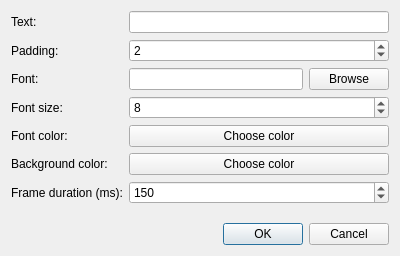
First picture: the form in text_dialog.ui, repository FilePhil/blinkgui, before the edit.
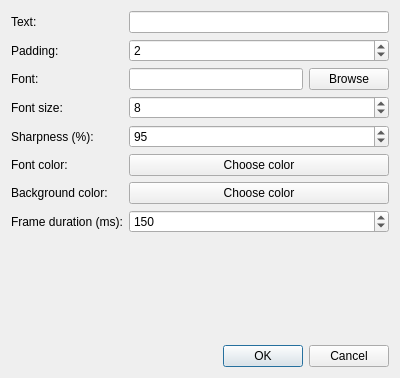
Second picture: the form after the edit.

Commit message: fixed issues with text generation and added sharpness parameter

Patch:
```diff
--- a/text_dialog.ui
+++ b/text_dialog.ui
@@ -7,7 +7,7 @@
     <x>0</x>
     <y>0</y>
     <width>400</width>
-    <height>256</height>
+    <height>378</height>
    </rect>
   </property>
   <property name="windowTitle">
@@ -90,14 +90,14 @@
        </property>
       </widget>
      </item>
-     <item row="8" column="0">
+     <item row="10" column="0">
       <widget class="QLabel" name="label_3">
        <property name="text">
         <string>Frame duration (ms):</string>
        </property>
       </widget>
      </item>
-     <item row="8" column="1">
+     <item row="10" column="1">
       <widget class="QSpinBox" name="durationSpin">
        <property name="sizePolicy">
         <sizepolicy hsizetype="Expanding" vsizetype="Fixed">
@@ -116,21 +116,21 @@
        </property>
       </widget>
      </item>
-     <item row="6" column="0">
+     <item row="8" column="0">
       <widget class="QLabel" name="label_6">
        <property name="text">
         <string>Font color:</string>
        </property>
       </widget>
      </item>
-     <item row="7" column="0">
+     <item row="9" column="0">
       <widget class="QLabel" name="label_7">
        <property name="text">
         <string>Background color:</string>
        </property>
       </widget>
      </item>
-     <item row="6" column="1">
+     <item row="8" column="1">
       <widget class="QPushButton" name="fontColorButton">
        <property name="sizePolicy">
         <sizepolicy hsizetype="Expanding" vsizetype="Fixed">
@@ -143,7 +143,7 @@
        </property>
       </widget>
      </item>
-     <item row="7" column="1">
+     <item row="9" column="1">
       <widget class="QPushButton" name="backgroundColorButton">
        <property name="sizePolicy">
         <sizepolicy hsizetype="Expanding" vsizetype="Preferred">
@@ -156,6 +156,38 @@
        </property>
       </widget>
      </item>
+     <item row="6" column="0">
+      <widget class="QLabel" name="sharpnessLabel">
+       <property name="text">
+        <string>Sharpness (%):</string>
+       </property>
+      </widget>
+     </item>
+     <item row="6" column="1">
+      <widget class="QSpinBox" name="sharpnessSpin">
+       <property name="sizePolicy">
+        <sizepolicy hsizetype="Expanding" vsizetype="Fixed">
+         <horstretch>0</horstretch>
+         <verstretch>0</verstretch>
+        </sizepolicy>
+       </property>
+       <property name="cursor">
+        <cursorShape>ArrowCursor</cursorShape>
+       </property>
+       <property name="minimum">
+        <number>1</number>
+       </property>
+       <property name="maximum">
+        <number>100</number>
+       </property>
+       <property name="singleStep">
+        <number>10</number>
+       </property>
+       <property name="value">
+        <number>95</number>
+       </property>
+      </widget>
+     </item>
     </layout>
    </item>
    <item row="1" column="0">
```
Left out of the diff: 10 changed lines with no effect on the pictures. The commit also changes 5 other files.
